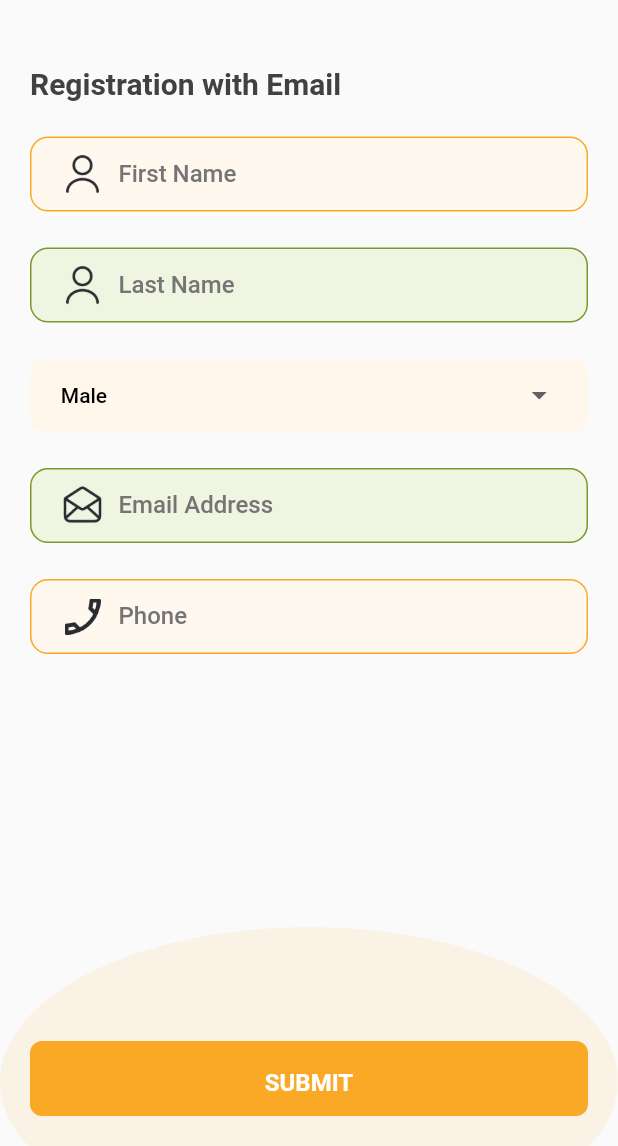
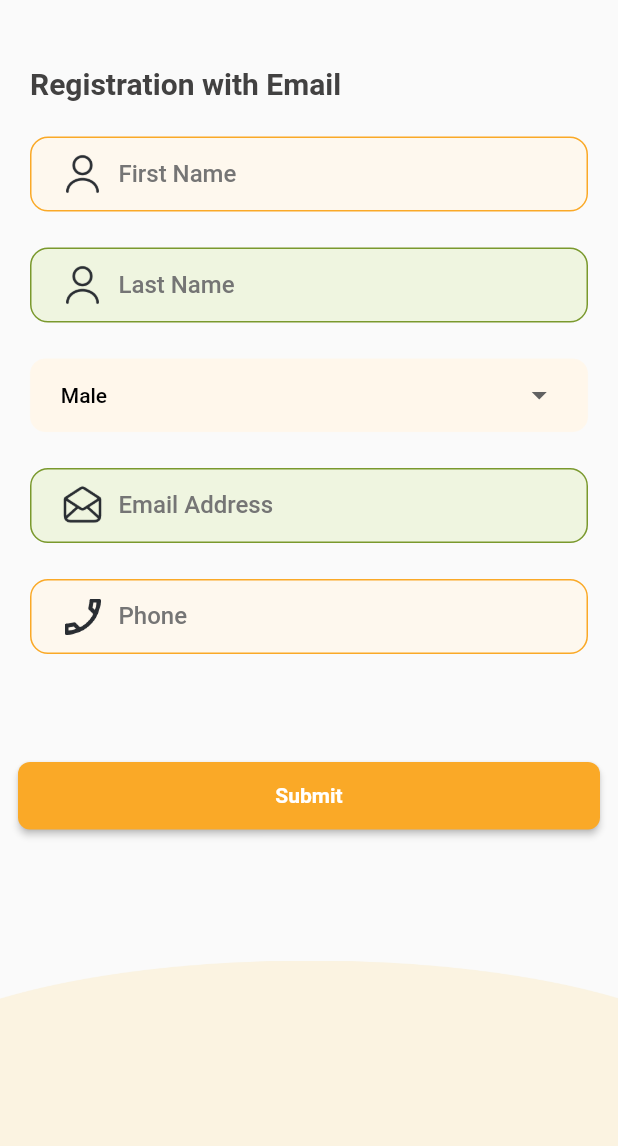
Before and after one commit to sumitKoshiqa/personal, a Flutter app: the Registration widget shown alone on an empty page, opened directly, on a phone screen of 412 x 824 dp, the part 90-1236 px from its top. Run offline on Flutter 3.47's test engine with Material 2 defaults, Android fonts, the phone set to English and light mode, and no system bars; our stand-ins replace cached_network_image, device_info_plus, dio, email_validator, firebase_messaging, flutter_screenutil and 9 more; missing offline and left inert: flutter_inappwebview; accounts and stored records are empty; Roboto replaces fonts that are missing (SfProDisplay).

Commit message:
login flow

```diff
--- a/lib/Consumer/Landing/Widgets/DrawerLayoutConsumer.dart
+++ b/lib/Consumer/Landing/Widgets/DrawerLayoutConsumer.dart
@@ -4,6 +4,7 @@ import 'package:ekikrit/Common/utils/Constants.dart';
 import 'package:ekikrit/Common/utils/CustomSpacers.dart';
 import 'package:ekikrit/Common/utils/custom_navigator.dart';
 import 'package:ekikrit/app_entry_point/routing/util/app_routes.dart';
+import 'package:ekikrit/onBoarding/controller/AuthController.dart';
 import 'package:flutter/material.dart';
 import 'package:get/get.dart';
 import 'package:cached_network_image/cached_network_image.dart';
@@ -16,6 +17,7 @@ class DrawerLayoutConsumer extends StatefulWidget {
 }
 
 class _DrawerLayoutConsumerState extends State<DrawerLayoutConsumer> {
+  final AuthController authController = Get.put(AuthController());
   @override
   Widget build(BuildContext context) {
     return  Container(
@@ -230,7 +232,9 @@ class _DrawerLayoutConsumerState extends State<DrawerLayoutConsumer> {
                 CustomSpacers.height24,
 
                 IconButton(
-                  onPressed: (){},
+                  onPressed: (){
+                    authController.logOut();
+                  },
                   icon: Row(
                     mainAxisAlignment: MainAxisAlignment.center,
                     children: [
--- a/lib/app_entry_point/routing/util/app_pages.dart
+++ b/lib/app_entry_point/routing/util/app_pages.dart
@@ -13,6 +13,7 @@ import 'package:ekikrit/app_entry_point/routing/middleware/auth_middleware.dart'
 import 'package:ekikrit/app_entry_point/routing/middleware/params_middleware.dart';
 import 'package:ekikrit/app_entry_point/routing/util/app_routes.dart';
 import 'package:ekikrit/onBoarding/pages/login_page.dart';
+import 'package:ekikrit/onBoarding/pages/registration_page.dart';
 import 'package:ekikrit/onBoarding/pages/splash.dart';
 import 'package:ekikrit/onBoarding/pages/verify_otp.dart';
 import 'package:get/get.dart';
@@ -45,6 +46,12 @@ class AppPages{
     GetPage(
         name: Routes.VERIFY_OTP,
         page: () =>  VerifyOTP(),
+        transition: Transition.noTransition),
+
+    // reg
+    GetPage(
+        name: Routes.REGISTRATION,
+        page: () =>  Registration(),
         transition: Transition.noTransition),
 
 
--- a/lib/app_entry_point/routing/util/app_routes.dart
+++ b/lib/app_entry_point/routing/util/app_routes.dart
@@ -5,6 +5,7 @@ abstract class Routes {
   static const LOGIN = '/login';
   static const VERIFY_OTP = '/verify_otp';
   static const CONSUMER_HOME = '/home';
+  static const REGISTRATION = '/registration';
   static const CONSUMER_ACCOUNT = '/account';
   static const CONSUMER_PROXY = '/proxy';
   static const CONSUMER_CREATE_PROXY = '/create-proxy';
--- /dev/null
+++ b/lib/onBoarding/data_model/registration_data_model.dart
@@ -0,0 +1,257 @@
+// To parse this JSON data, do
+//
+//     final registrationDataModel = registrationDataModelFromJson(jsonString);
+
+import 'dart:convert';
+
+RegistrationDataModel registrationDataModelFromJson(String str) => RegistrationDataModel.fromJson(json.decode(str));
+
+String registrationDataModelToJson(RegistrationDataModel data) => json.encode(data.toJson());
+
+class RegistrationDataModel {
+  int? timestamp;
+  int? status;
+  String? statusCode;
+  String? statusSubCode;
+  String? message;
+  String? hostName;
+  String? requestId;
+  RegResponse? response;
+
+  RegistrationDataModel({
+    this.timestamp,
+    this.status,
+    this.statusCode,
+    this.statusSubCode,
+    this.message,
+    this.hostName,
+    this.requestId,
+    this.response,
+  });
+
+  factory RegistrationDataModel.fromJson(Map<String, dynamic> json) => RegistrationDataModel(
+    timestamp: json["timestamp"],
+    status: json["status"],
+    statusCode: json["statusCode"],
+    statusSubCode: json["statusSubCode"],
+    message: json["message"],
+    hostName: json["hostName"],
+    requestId: json["requestId"],
+    response: json["response"] == null ? null : RegResponse.fromJson(json["response"]),
+  );
+
+  Map<String, dynamic> toJson() => {
+    "timestamp": timestamp,
+    "status": status,
+    "statusCode": statusCode,
+    "statusSubCode": statusSubCode,
+    "message": message,
+    "hostName": hostName,
+    "requestId": requestId,
+    "response": response?.toJson(),
+  };
+}
+
+class RegResponse {
+  String? id;
+  Profile? profile;
+  dynamic minorProfileList;
+  dynamic proxyList;
+  dynamic identityDto;
+
+  RegResponse({
+    this.id,
+    this.profile,
+    this.minorProfileList,
+    this.proxyList,
+    this.identityDto,
+  });
+
+  factory RegResponse.fromJson(Map<String, dynamic> json) => RegResponse(
+    id: json["id"],
+    profile: json["profile"] == null ? null : Profile.fromJson(json["profile"]),
+    minorProfileList: json["minorProfileList"],
+    proxyList: json["proxyList"],
+    identityDto: json["identityDto"],
+  );
+
+  Map<String, dynamic> toJson() => {
+    "id": id,
+    "profile": profile?.toJson(),
+    "minorProfileList": minorProfileList,
+    "proxyList": proxyList,
+    "identityDto": identityDto,
+  };
+}
+
+class Profile {
+  String? id;
+  Name? name;
+  String? email;
+  Phone? phone;
+  String? gender;
+  Attribute? attribute;
+  ProfileImage? profileImage;
+  AuthenticationRequestDto? authenticationRequestDto;
+
+  Profile({
+    this.id,
+    this.name,
+    this.email,
+    this.phone,
+    this.gender,
+    this.attribute,
+    this.profileImage,
+    this.authenticationRequestDto,
+  });
+
+  factory Profile.fromJson(Map<String, dynamic> json) => Profile(
+    id: json["id"],
+    name: json["name"] == null ? null : Name.fromJson(json["name"]),
+    email: json["email"],
+    phone: json["phone"] == null ? null : Phone.fromJson(json["phone"]),
+    gender: json["gender"],
+    attribute: json["attribute"] == null ? null : Attribute.fromJson(json["attribute"]),
+    profileImage: json["profileImage"] == null ? null : ProfileImage.fromJson(json["profileImage"]),
+    authenticationRequestDto: json["authenticationRequestDto"] == null ? null : AuthenticationRequestDto.fromJson(json["authenticationRequestDto"]),
+  );
+
+  Map<String, dynamic> toJson() => {
+    "id": id,
+    "name": name?.toJson(),
+    "email": email,
+    "phone": phone?.toJson(),
+    "gender": gender,
+    "attribute": attribute?.toJson(),
+    "profileImage": profileImage?.toJson(),
+    "authenticationRequestDto": authenticationRequestDto?.toJson(),
+  };
+}
+
+class Attribute {
+  String? additionalProp1;
+  String? additionalProp2;
+  String? additionalProp3;
+
+  Attribute({
+    this.additionalProp1,
+    this.additionalProp2,
+    this.additionalProp3,
+  });
+
+  factory Attribute.fromJson(Map<String, dynamic> json) => Attribute(
+    additionalProp1: json["additionalProp1"],
+    additionalProp2: json["additionalProp2"],
+    additionalProp3: json["additionalProp3"],
+  );
+
+  Map<String, dynamic> toJson() => {
+    "additionalProp1": additionalProp1,
+    "additionalProp2": additionalProp2,
+    "additionalProp3": additionalProp3,
+  };
+}
+
+class AuthenticationRequestDto {
+  String? deviceId;
+  String? appId;
+  CaptchaRequest? captchaRequest;
+
+  AuthenticationRequestDto({
+    this.deviceId,
+    this.appId,
+    this.captchaRequest,
+  });
+
+  factory AuthenticationRequestDto.fromJson(Map<String, dynamic> json) => AuthenticationRequestDto(
+    deviceId: json["deviceId"],
+    appId: json["appId"],
+    captchaRequest: json["captchaRequest"] == null ? null : CaptchaRequest.fromJson(json["captchaRequest"]),
+  );
+
+  Map<String, dynamic> toJson() => {
+    "deviceId": deviceId,
+    "appId": appId,
+    "captchaRequest": captchaRequest?.toJson(),
+  };
+}
+
+class CaptchaRequest {
+  String? captchaProviderEnum;
+  String? response;
+
+  CaptchaRequest({
+    this.captchaProviderEnum,
+    this.response,
+  });
+
+  factory CaptchaRequest.fromJson(Map<String, dynamic> json) => CaptchaRequest(
+    captchaProviderEnum: json["captchaProviderEnum"],
+    response: json["response"],
+  );
+
+  Map<String, dynamic> toJson() => {
+    "captchaProviderEnum": captchaProviderEnum,
+    "response": response,
+  };
+}
+
+class Name {
+  String? firstName;
+  String? lastName;
+
+  Name({
+    this.firstName,
+    this.lastName,
+  });
+
+  factory Name.fromJson(Map<String, dynamic> json) => Name(
+    firstName: json["firstName"],
+    lastName: json["lastName"],
+  );
+
+  Map<String, dynamic> toJson() => {
+    "firstName": firstName,
+    "lastName": lastName,
+  };
+}
+
+class Phone {
+  String? countryCode;
+  String? number;
+
+  Phone({
+    this.countryCode,
+    this.number,
+  });
+
+  factory Phone.fromJson(Map<String, dynamic> json) => Phone(
+    countryCode: json["countryCode"],
+    number: json["number"],
+  );
+
+  Map<String, dynamic> toJson() => {
+    "countryCode": countryCode,
+    "number": number,
+  };
+}
+
+class ProfileImage {
+  String? url;
+  String? id;
+
+  ProfileImage({
+    this.url,
+    this.id,
+  });
+
+  factory ProfileImage.fromJson(Map<String, dynamic> json) => ProfileImage(
+    url: json["url"],
+    id: json["id"],
+  );
+
+  Map<String, dynamic> toJson() => {
+    "url": url,
+    "id": id,
+  };
+}
--- a/lib/onBoarding/pages/registration_page.dart
+++ b/lib/onBoarding/pages/registration_page.dart
@@ -1,5 +1,7 @@
 import 'dart:convert';
 
+import 'package:ekikrit/Common/Widgets/ButtonPrimary.dart';
+import 'package:ekikrit/Common/Widgets/CustomContainer.dart';
 import 'package:ekikrit/Common/Widgets/TextFieldPrimary.dart';
 import 'package:ekikrit/Common/Widgets/option_selector.dart';
 import 'package:ekikrit/Common/Widgets/header.dart';
@@ -28,73 +30,15 @@ class _RegistrationState extends State<Registration> {
   final AuthController authController = Get.put(AuthController());
   @override
   Widget build(BuildContext context) {
-    return SafeArea(
-        child: Scaffold(
-          bottomNavigationBar: Container(
-            height: 300,
-            padding: EdgeInsets.only(bottom: MediaQuery.of (context).viewInsets.bottom),
-            child: Stack(
-              alignment: Alignment.bottomCenter,
-              children: [
-                Positioned(
-                  bottom: -60,
-                  child: Container(
-                    width: Get.width,
-                    height: 206,
-                    decoration: ShapeDecoration(
-                      color: Color(0xFFFFB032).withOpacity(0.1),
-                      shape: OvalBorder(),
-                    ),
-                  ),
-                ),
-                GestureDetector(
-                  onTap: ()async{
-                    String stParam = getUserProfileParam();
-                    print('stParam>>> ${jsonDecode(stParam)}');
-                    await authController.userRegistration(jsonEncode(stParam));
-                  },
-                  child: Container(
-                    width: Get.width,
-                    height: 50,
-                    margin: const EdgeInsets.only(left: 20,right: 20,bottom: 20),
-                    decoration: ShapeDecoration(
-                      color: Color(0xFFFAA927),
-                      shape: RoundedRectangleBorder(borderRadius: BorderRadius.circular(8)),
-                    ),
-                    child: Row(
-                      mainAxisSize: MainAxisSize.min,
-                      mainAxisAlignment: MainAxisAlignment.center,
-                      crossAxisAlignment: CrossAxisAlignment.center,
-                      children: [
-                        Text(
-                          'SUBMIT',
-                          textAlign: TextAlign.center,
-                          style: TextStyle(
-                            color: Colors.white,
-                            fontSize: 16,
-                            fontFamily: 'Roboto',
-                            fontWeight: FontWeight.w600,
-                            height: 1.75,
-                          ),
-                        ),
-                      ],
-                    ),
-                  ),
-                ),
-              ],
-            ),
-          ),
-
-          body: SingleChildScrollView(
-            child: Column(
+    return CustomContainer(
+        layout: ListView(
           children:  [
             vSpacer(16),
             const Header(),
             Container(
               padding: EdgeInsets.only(left: 20,right: 20),
-                  child: ListView(
-                    physics: BouncingScrollPhysics(),
-                    shrinkWrap: true,
+              child: Column(
+                crossAxisAlignment: CrossAxisAlignment.start,
                 children: [
                   vSpacer(44),
                   Text(
@@ -167,14 +111,23 @@ class _RegistrationState extends State<Registration> {
                 ],
               ),
             ),
+            CustomSpacers.height60,
+            Padding(
+              padding: const EdgeInsets.all(12),
+              child: ButtonPrimary(
+                  onTap: ()async{
+                String stParam = getUserProfileParam();
+                print('stParam>>> ${jsonDecode(stParam)}');
+                await authController.userRegistration(jsonEncode(stParam));
+              }, buttonText: "Submit"),
+            )
 
 
 
           ],
-            ),
-          ),
         )
     );
+
   }
 
   String getUserProfileParam() {
```
Also changed, not shown: lib/onBoarding/controller/AuthController.dart (+8 -2 lines), lib/onBoarding/networking/auth_api_calls.dart (+5 -4 lines). Lines whose indentation alone changed are shown as unchanged.
